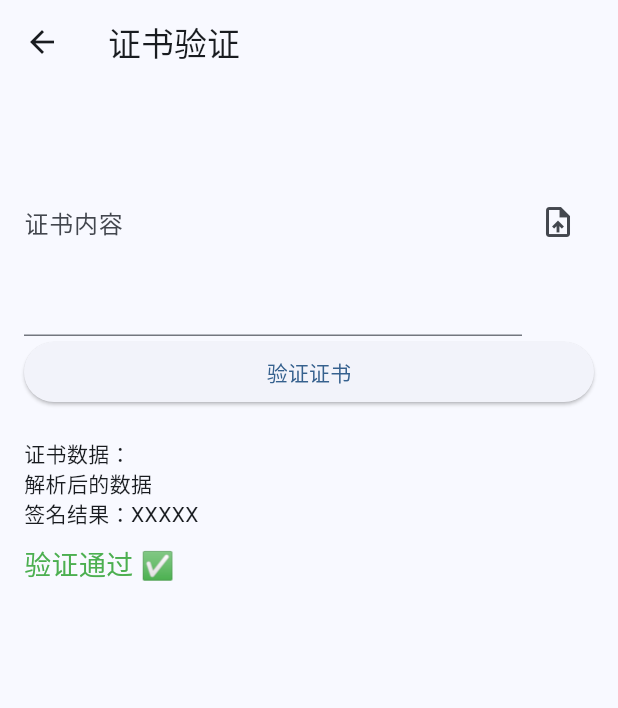
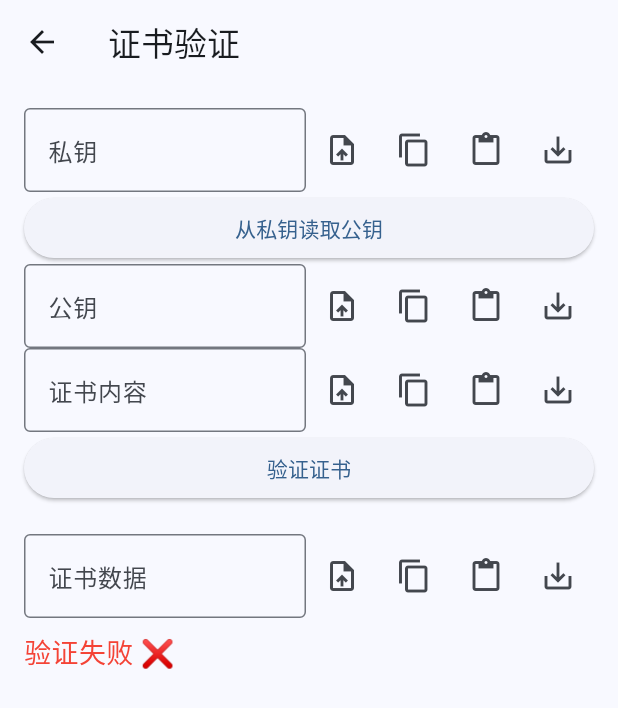
Before and after one commit to AoEiuV020/CertManager, a Flutter app: the CertVerifyPage screen opened by its route, after a tap on "验证证书", on a phone screen of 412 x 824 dp. Shown: the top 708 px of the screen. Run offline on Flutter 3.47's test engine with Material 3 defaults, Android fonts, the phone set to English and light mode, and no system bars; our stand-ins replace basic_utils, file_picker; missing offline and left inert: pointycastle.

Commit message:
实现证书验证

```diff
--- a/lib/pages/cert_verify_page.dart
+++ b/lib/pages/cert_verify_page.dart
@@ -1,4 +1,7 @@
 import 'package:flutter/material.dart';
+
+import '../utils/cert.dart';
+import '../widgets/file_input_field.dart';
 
 class CertVerifyPage extends StatefulWidget {
   const CertVerifyPage({super.key});
@@ -8,9 +11,11 @@ class CertVerifyPage extends StatefulWidget {
 }
 
 class _CertVerifyPageState extends State<CertVerifyPage> {
+  final TextEditingController _keyController = TextEditingController();
+  final TextEditingController _publicKeyController = TextEditingController();
   final TextEditingController _certController = TextEditingController();
-  String _certData = '';
   bool _isValid = false;
+  final TextEditingController _certDataController = TextEditingController();
 
   @override
   Widget build(BuildContext context) {
@@ -20,24 +25,20 @@ class _CertVerifyPageState extends State<CertVerifyPage> {
         padding: const EdgeInsets.all(16.0),
         child: ListView(
           children: [
-            Row(
-              children: [
-                Expanded(
-                  child: TextField(
-                    controller: _certController,
-                    decoration: const InputDecoration(labelText: '证书内容'),
-                    maxLines: 5,
-                  ),
-                ),
-                IconButton(
-                  icon: const Icon(Icons.upload_file),
-                  onPressed: _pickCertFile,
-                ),
-              ],
+            FileInputField(controller: _keyController, labelText: '私钥'),
+            ElevatedButton(
+              onPressed: _parsePublicKey,
+              child: const Text('从私钥读取公钥'),
             ),
+            FileInputField(controller: _publicKeyController, labelText: '公钥'),
+            FileInputField(controller: _certController, labelText: '证书内容'),
             ElevatedButton(onPressed: _verifyCert, child: const Text('验证证书')),
             const SizedBox(height: 20),
-            Text('证书数据：\n$_certData'),
+            FileInputField(
+              controller: _certDataController,
+              labelText: '证书数据',
+              readOnly: true,
+            ),
             const SizedBox(height: 10),
             Text(
               _isValid ? '验证通过 ✅' : '验证失败 ❌',
@@ -52,12 +53,35 @@ class _CertVerifyPageState extends State<CertVerifyPage> {
     );
   }
 
-  void _pickCertFile() {}
-  void _verifyCert() {
-    // 调用验证方法
+  Future<void> _parsePublicKey() async {
+    final keyContent = _keyController.text;
+    if (keyContent.isEmpty) {
+      return;
+    }
+
+    final publicKey = CertUtils.extractPublicKey(keyContent);
     setState(() {
-      _certData = '解析后的数据\n签名结果：XXXXX';
-      _isValid = true;
+      _publicKeyController.text = publicKey;
+    });
+  }
+
+  Future<void> _verifyCert() async {
+    final certContent = _certController.text;
+    if (certContent.isEmpty) {
+      setState(() {
+        _isValid = false;
+      });
+      return;
+    }
+
+    final result = CertUtils.verifyCertificate(
+      certContent,
+      _publicKeyController.text,
+    );
+
+    setState(() {
+      _certDataController.text = result.data;
+      _isValid = result.isValid;
     });
   }
 }
```
Also changed, not shown: lib/pages/cert_issue_page.dart (+5 -14 lines), lib/pages/key_gen_page.dart (+1 -7 lines), lib/utils/cert.dart (+23 -0 lines).
